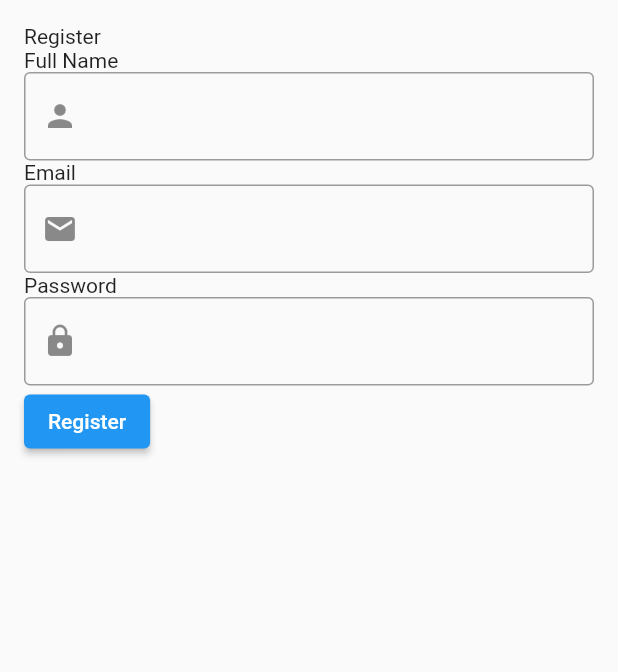
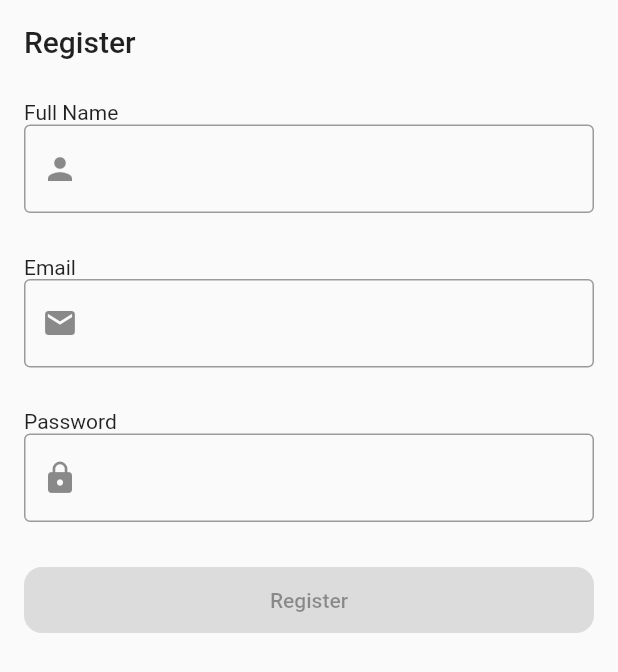
Before and after one commit to LittleFireflies/test_maimaid, a Flutter app: the screen it shows after launch, on a phone screen of 412 x 824 dp. Shown: the top 672 px of the screen. Run offline on Flutter 3.47's test engine with Material 2 defaults, Android fonts, the phone set to English and light mode, and no system bars; our stand-ins replace equatable, flutter_bloc, formz, hive, hive_flutter; accounts and stored records are empty.

Commit message:
fix register page ui

```diff
--- a/lib/presentation/register/bloc/register_bloc.dart
+++ b/lib/presentation/register/bloc/register_bloc.dart
@@ -42,7 +42,7 @@ class RegisterBloc extends Bloc<RegisterEvent, RegisterState> {
     emit(
       state.copyWith(
         name: name,
-        status: Formz.validate([name, state.email]),
+        status: Formz.validate([name, state.email, state.password]),
         nameError: name.invalid ? 'Name can not be empty!' : null,
       ),
     );
@@ -57,7 +57,7 @@ class RegisterBloc extends Bloc<RegisterEvent, RegisterState> {
     emit(
       state.copyWith(
         email: email,
-        status: Formz.validate([email, state.name]),
+        status: Formz.validate([email, state.name, state.password]),
         emailError: _getEmailError(email.error),
       ),
     );
--- a/lib/presentation/register/bloc/register_state.dart
+++ b/lib/presentation/register/bloc/register_state.dart
@@ -5,7 +5,7 @@ import 'package:test_maimaid/presentation/register/models/name.dart';
 import 'package:test_maimaid/presentation/register/models/password.dart';
 
 class RegisterState extends Equatable {
-  final FormzStatus? status;
+  final FormzStatus status;
   final Name name;
   final Email email;
   final Password password;
--- a/lib/presentation/register/views/register_page.dart
+++ b/lib/presentation/register/views/register_page.dart
@@ -7,6 +7,7 @@ import 'package:test_maimaid/presentation/register/bloc/register_bloc.dart';
 import 'package:test_maimaid/presentation/register/bloc/register_event.dart';
 import 'package:test_maimaid/presentation/register/bloc/register_state.dart';
 import 'package:test_maimaid/utils/widgets/app_text_field.dart';
+import 'package:formz/formz.dart';
 
 class RegisterPage extends StatelessWidget {
   RegisterPage({Key? key}) : super(key: key);
@@ -37,8 +38,12 @@ class RegisterView extends StatelessWidget {
             child: Column(
               crossAxisAlignment: CrossAxisAlignment.start,
               children: [
-                Text('Register'),
-                Text('Full Name'),
+                Text(
+                  'Register',
+                  style: Theme.of(context).textTheme.titleLarge,
+                ),
+                const SizedBox(height: 28.0),
+                const Text('Full Name'),
                 AppTextField(
                   onChanged: (name) => context
                       .read<RegisterBloc>()
@@ -46,7 +51,8 @@ class RegisterView extends StatelessWidget {
                   errorText: state.nameError,
                   prefixIcon: const Icon(Icons.person),
                 ),
-                Text('Email'),
+                const SizedBox(height: 28.0),
+                const Text('Email'),
                 AppTextField(
                   onChanged: (email) => context
                       .read<RegisterBloc>()
@@ -55,7 +61,8 @@ class RegisterView extends StatelessWidget {
                   errorText: state.emailError,
                   prefixIcon: const Icon(Icons.email),
                 ),
-                Text('Password'),
+                const SizedBox(height: 28.0),
+                const Text('Password'),
                 AppTextField(
                   onChanged: (password) => context
                       .read<RegisterBloc>()
@@ -65,10 +72,13 @@ class RegisterView extends StatelessWidget {
                   textInputAction: TextInputAction.done,
                   obscureText: true,
                 ),
-                ElevatedButton(
+                const SizedBox(height: 28.0),
+                AppButton(
                   onPressed: () {
                     context.read<RegisterBloc>().add(const RegisterSubmitted());
                   },
+                  inProgress: state.status.isSubmissionInProgress,
+                  enabled: state.status.isValidated,
                   child: const Text('Register'),
                 ),
               ],
@@ -79,3 +89,36 @@ class RegisterView extends StatelessWidget {
     });
   }
 }
+
+class AppButton extends StatelessWidget {
+  final VoidCallback onPressed;
+  final bool enabled;
+  final bool inProgress;
+  final Widget child;
+
+  const AppButton({
+    Key? key,
+    required this.onPressed,
+    this.enabled = true,
+    this.inProgress = false,
+    required this.child,
+  }) : super(key: key);
+
+  @override
+  Widget build(BuildContext context) {
+    return ElevatedButton(
+      style: OutlinedButton.styleFrom(
+        shape: const RoundedRectangleBorder(
+          borderRadius: BorderRadius.all(Radius.circular(12.0)),
+        ),
+        minimumSize: const Size.fromHeight(44.0),
+      ),
+      onPressed: enabled ? onPressed : null,
+      child: inProgress
+          ? CircularProgressIndicator(
+              color: Theme.of(context).colorScheme.onPrimary,
+            )
+          : child,
+    );
+  }
+}
```
